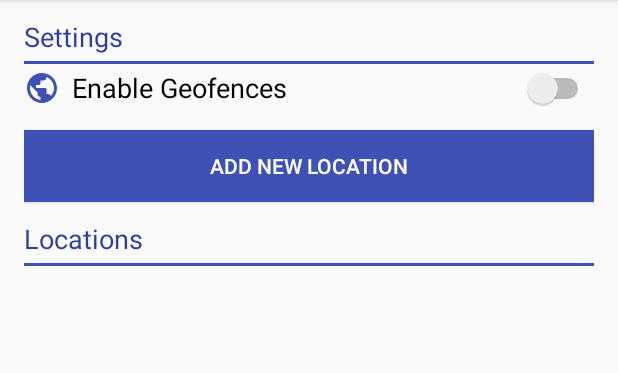
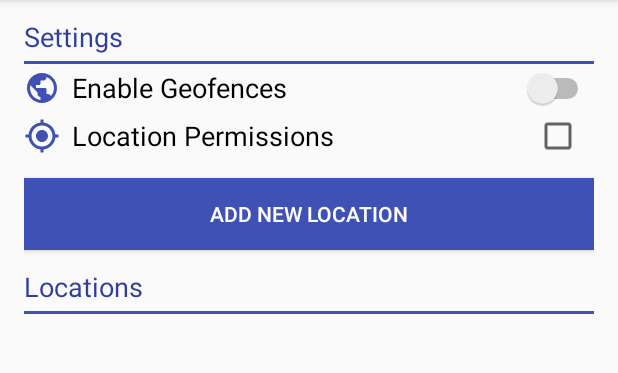
Before and after one commit to Narutuffy/android-udacity-glocationapi, an Android app: the screen it shows after launch (MainActivity), on a phone screen of 412 x 824 dp, the part 84-457 px from its top. Run offline under Robolectric (Android 15) with nearby library versions, the phone set to English and light mode, and no system bars.

Commit message:
Change layout and Add Permissions

```diff
--- a/app/src/main/java/com/example/android/shushme/MainActivity.java
+++ b/app/src/main/java/com/example/android/shushme/MainActivity.java
@@ -16,15 +16,33 @@ package com.example.android.shushme;
 * limitations under the License.
 */
 
+import android.Manifest;
+import android.content.pm.PackageManager;
+import android.database.Cursor;
 import android.os.Bundle;
+import android.support.annotation.NonNull;
+import android.support.annotation.Nullable;
+import android.support.v4.app.ActivityCompat;
+import android.support.v4.app.LoaderManager;
+import android.support.v4.content.Loader;
 import android.support.v7.app.AppCompatActivity;
 import android.support.v7.widget.LinearLayoutManager;
 import android.support.v7.widget.RecyclerView;
+import android.util.Log;
+import android.view.View;
+import android.widget.CheckBox;
+import android.widget.Toast;
 
-public class MainActivity extends AppCompatActivity {
+import com.google.android.gms.common.ConnectionResult;
+import com.google.android.gms.common.api.GoogleApiClient;
+import com.google.android.gms.location.LocationServices;
+
+public class MainActivity extends AppCompatActivity implements GoogleApiClient.ConnectionCallbacks,GoogleApiClient.OnConnectionFailedListener {
 
     // Constants
     public static final String TAG = MainActivity.class.getSimpleName();
+    public static final int PERMISSIONS_REQUEST_FINE_LOCATION=111;
+    public static final int PLACE_PICKER_REQUEST=1;
 
     // Member variables
     private PlaceListAdapter mAdapter;
@@ -46,6 +64,59 @@ public class MainActivity extends AppCompatActivity {
         mAdapter = new PlaceListAdapter(this);
         mRecyclerView.setAdapter(mAdapter);
 
+
+        GoogleApiClient client = new GoogleApiClient.Builder(this)
+                .addConnectionCallbacks(this)
+                .addOnConnectionFailedListener(this)
+                .addApi(LocationServices.API)
+                .enableAutoManage(this, this)
+                .build();
+
     }
 
+    @Override
+    public void onConnected(@Nullable Bundle bundle) {
+        Log.i(TAG,"API Client Connection Successful!");
+    }
+
+    @Override
+    public void onConnectionSuspended(int i) {
+        Log.i(TAG,"API Client Connection Suspended");
+    }
+
+    @Override
+    public void onConnectionFailed(@NonNull ConnectionResult connectionResult) {
+        Log.i(TAG,"API Client Connection Failed");
+    }
+
+    public void onAddPlaceButtonClicked(View view){
+        if(ActivityCompat.checkSelfPermission(this, android.Manifest.permission.ACCESS_FINE_LOCATION)!=
+        PackageManager.PERMISSION_GRANTED){
+            Toast.makeText(this,"You need to enable location permissions first",Toast.LENGTH_SHORT).show();
+        }
+        Toast.makeText(this,"Location Permissions Granted",Toast.LENGTH_SHORT).show();
+    }
+
+    @Override
+    protected void onResume() {
+        super.onResume();
+
+        CheckBox locationPermissions=(CheckBox)findViewById(R.id.location_permission_checkbox);
+        if(ActivityCompat.checkSelfPermission(MainActivity.this, Manifest.permission.ACCESS_FINE_LOCATION)!=PackageManager.PERMISSION_GRANTED) {
+            locationPermissions.setChecked(false);
+        }else{
+            locationPermissions.setChecked(true);
+            locationPermissions.setEnabled(false);
+        }
+
+    }
+
+    public void onLocationPermissionClicked(View view){
+        ActivityCompat.requestPermissions(MainActivity.this,new String[]{Manifest.permission.ACCESS_FINE_LOCATION},PERMISSIONS_REQUEST_FINE_LOCATION);
+
+    }
+
+
+
+
 }
--- a/app/src/main/res/layout/activity_main.xml
+++ b/app/src/main/res/layout/activity_main.xml
@@ -59,12 +59,49 @@
                 android:textAppearance="@style/TextAppearance.AppCompat.Medium" />
         </LinearLayout>
 
+        <LinearLayout
+            android:layout_width="match_parent"
+            android:layout_height="wrap_content"
+            android:orientation="horizontal">
+
+            <ImageView
+                android:layout_width="wrap_content"
+                android:layout_height="wrap_content"
+                android:paddingBottom="4dp"
+                android:paddingRight="8dp"
+                android:paddingTop="4dp"
+                android:src="@drawable/ic_my_location_primary_24dp" />
+
+            <TextView
+                android:layout_width="wrap_content"
+                android:layout_height="wrap_content"
+                android:layout_gravity="center"
+                android:text="Location Permissions"
+                android:textAppearance="@style/TextAppearance.AppCompat.Medium"
+                android:textColor="@android:color/black" />
+
+            <RelativeLayout
+                android:layout_width="match_parent"
+                android:layout_height="match_parent">
+
+                <CheckBox
+                    android:id="@+id/location_permission_checkbox"
+                    android:layout_width="wrap_content"
+                    android:layout_height="wrap_content"
+                    android:layout_alignParentRight="true"
+                    android:layout_marginRight="8dp"
+                    android:onClick="onLocationPermissionClicked" />
+
+            </RelativeLayout>
+        </LinearLayout>
+
 
         <Button
             android:layout_width="match_parent"
             android:layout_height="wrap_content"
             android:layout_marginTop="12dp"
             android:background="@color/colorPrimary"
+            android:onClick="onAddPlaceButtonClicked"
             android:text="@string/add_new_location"
             android:textAppearance="@style/TextAppearance.AppCompat.Button"
             android:textColor="@android:color/white" />
```
